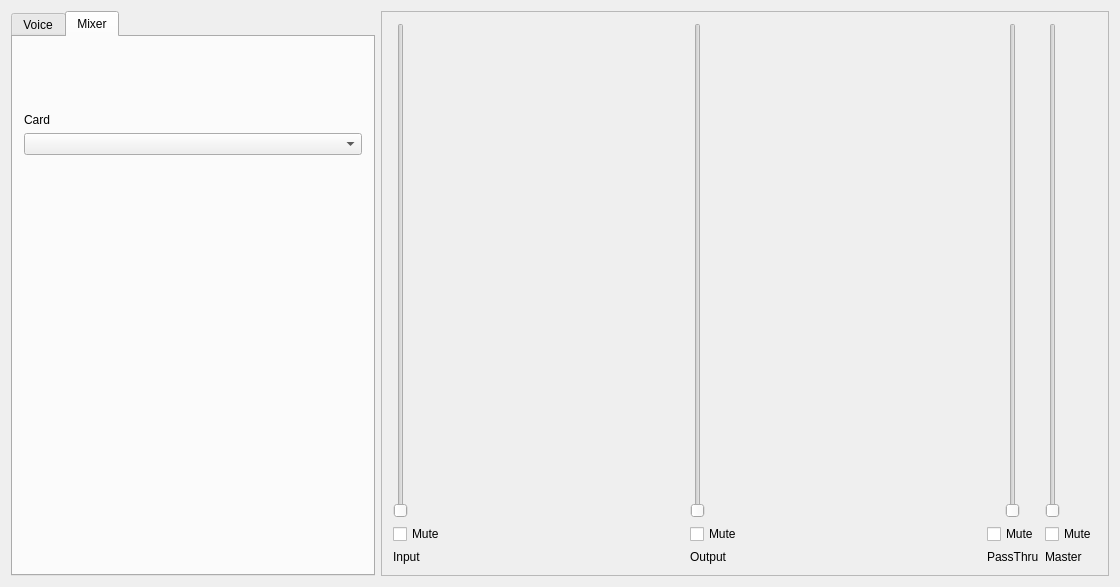
Old version of the form mqt/mqtKeyer/KeyerMain.ui in the repository zsteva/backup-minos2.
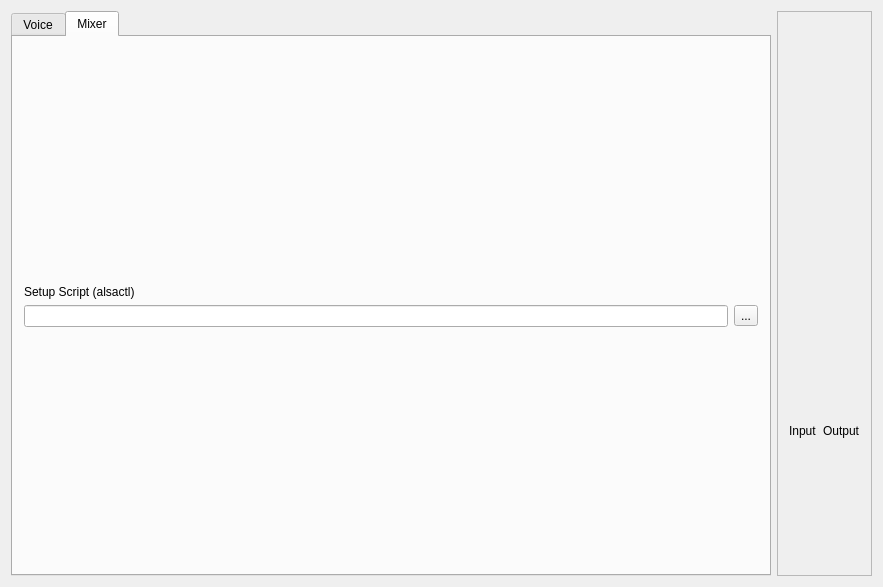
New version of the form. The open tabs and pages were chosen to show the change. Custom widgets are drawn as their Qt base class.

Commit message: Yet another revised setup

```diff
--- a/mqt/mqtKeyer/KeyerMain.ui
+++ b/mqt/mqtKeyer/KeyerMain.ui
@@ -6,7 +6,7 @@
    <rect>
     <x>0</x>
     <y>0</y>
-    <width>1120</width>
+    <width>883</width>
     <height>587</height>
    </rect>
   </property>
@@ -14,7 +14,7 @@
    <string>Minos Voice Keyer</string>
   </property>
   <widget class="QWidget" name="centralWidget">
-   <layout class="QHBoxLayout" name="horizontalLayout" stretch="0,1">
+   <layout class="QHBoxLayout" name="horizontalLayout">
     <item>
      <widget class="QTabWidget" name="KeyerTabs">
       <property name="currentIndex">
@@ -296,64 +296,48 @@
        <attribute name="title">
         <string>Mixer</string>
        </attribute>
-       <layout class="QVBoxLayout" name="verticalLayout_6">
+       <layout class="QVBoxLayout" name="verticalLayout_5">
         <item>
-         <layout class="QHBoxLayout" name="horizontalLayout_17">
+         <layout class="QHBoxLayout" name="horizontalLayout_17"/>
+        </item>
+        <item>
+         <spacer name="verticalSpacer">
+          <property name="orientation">
+           <enum>Qt::Vertical</enum>
+          </property>
+          <property name="sizeHint" stdset="0">
+           <size>
+            <width>20</width>
+            <height>21</height>
+           </size>
+          </property>
+         </spacer>
+        </item>
+        <item>
+         <layout class="QVBoxLayout" name="verticalLayout_4">
           <item>
-           <layout class="QVBoxLayout" name="verticalLayout_14">
+           <widget class="QLabel" name="label">
+            <property name="text">
+             <string>Setup Script (alsactl)</string>
+            </property>
+           </widget>
+          </item>
+          <item>
+           <layout class="QHBoxLayout" name="horizontalLayout_10">
             <item>
-             <spacer name="verticalSpacer_2">
-              <property name="orientation">
-               <enum>Qt::Vertical</enum>
-              </property>
-              <property name="sizeHint" stdset="0">
-               <size>
-                <width>20</width>
-                <height>40</height>
-               </size>
-              </property>
-             </spacer>
+             <widget class="QLineEdit" name="setupScriptEdit"/>
             </item>
             <item>
-             <widget class="QLabel" name="label_18">
+             <widget class="QToolButton" name="setupBrowseButton">
               <property name="text">
-               <string>Card</string>
+               <string>...</string>
               </property>
              </widget>
             </item>
-            <item>
-             <widget class="QComboBox" name="cardCombo"/>
-            </item>
-            <item>
-             <spacer name="verticalSpacer_3">
-              <property name="orientation">
-               <enum>Qt::Vertical</enum>
-              </property>
-              <property name="sizeHint" stdset="0">
-               <size>
-                <width>20</width>
-                <height>40</height>
-               </size>
-              </property>
-             </spacer>
-            </item>
            </layout>
           </item>
          </layout>
         </item>
-        <item>
-         <spacer name="verticalSpacer">
-          <property name="orientation">
-           <enum>Qt::Vertical</enum>
-          </property>
-          <property name="sizeHint" stdset="0">
-           <size>
-            <width>20</width>
-            <height>21</height>
-           </size>
-          </property>
-         </spacer>
-        </item>
         <item>
          <spacer name="verticalSpacer_4">
           <property name="orientation">
@@ -379,29 +363,11 @@
       <property name="frameShadow">
        <enum>QFrame::Raised</enum>
       </property>
-      <layout class="QHBoxLayout" name="horizontalLayout_16">
+      <layout class="QHBoxLayout" name="horizontalLayout_2">
        <item>
-        <layout class="QVBoxLayout" name="verticalLayout_3">
+        <layout class="QVBoxLayout" name="verticalLayout">
          <item>
-          <layout class="QHBoxLayout" name="horizontalLayout_2">
-           <item>
-            <widget class="QSlider" name="inputLevelSlider">
-             <property name="orientation">
-              <enum>Qt::Vertical</enum>
-             </property>
-            </widget>
-           </item>
-           <item>
-            <widget class="LevelMeter" name="inputLevelMeter" native="true"/>
-           </item>
-          </layout>
-         </item>
-         <item>
-          <widget class="QCheckBox" name="inputMute">
-           <property name="text">
-            <string>Mute</string>
-           </property>
-          </widget>
+          <widget class="LevelMeter" name="inputLevelMeter" native="true"/>
          </item>
          <item>
           <widget class="QLabel" name="label_8">
@@ -413,40 +379,9 @@
         </layout>
        </item>
        <item>
-        <spacer name="horizontalSpacer">
-         <property name="orientation">
-          <enum>Qt::Horizontal</enum>
-         </property>
-         <property name="sizeHint" stdset="0">
-          <size>
-           <width>40</width>
-           <height>20</height>
-          </size>
-         </property>
-        </spacer>
-       </item>
-       <item>
-        <layout class="QVBoxLayout" name="verticalLayout_4">
+        <layout class="QVBoxLayout" name="verticalLayout_3">
          <item>
-          <layout class="QHBoxLayout" name="horizontalLayout_10">
-           <item>
-            <widget class="QSlider" name="outputLevelSlider">
-             <property name="orientation">
-              <enum>Qt::Vertical</enum>
-             </property>
-            </widget>
-           </item>
-           <item>
-            <widget class="LevelMeter" name="outputLevelMeter" native="true"/>
-           </item>
-          </layout>
-         </item>
-         <item>
-          <widget class="QCheckBox" name="outputMute">
-           <property name="text">
-            <string>Mute</string>
-           </property>
-          </widget>
+          <widget class="LevelMeter" name="outputLevelMeter" native="true"/>
          </item>
          <item>
           <widget class="QLabel" name="label_9">
@@ -457,80 +392,6 @@
          </item>
         </layout>
        </item>
-       <item>
-        <spacer name="horizontalSpacer_2">
-         <property name="orientation">
-          <enum>Qt::Horizontal</enum>
-         </property>
-         <property name="sizeHint" stdset="0">
-          <size>
-           <width>40</width>
-           <height>20</height>
-          </size>
-         </property>
-        </spacer>
-       </item>
-       <item>
-        <layout class="QVBoxLayout" name="verticalLayout_5">
-         <item>
-          <layout class="QHBoxLayout" name="horizontalLayout_11">
-           <item>
-            <widget class="QSlider" name="passthruLevelSlider">
-             <property name="orientation">
-              <enum>Qt::Vertical</enum>
-             </property>
-            </widget>
-           </item>
-          </layout>
-         </item>
-         <item>
-          <widget class="QCheckBox" name="passthruMute">
-           <property name="text">
-            <string>Mute</string>
-           </property>
-          </widget>
-         </item>
-         <item>
-          <widget class="QLabel" name="label_10">
-           <property name="text">
-            <string>PassThru</string>
-           </property>
-          </widget>
-         </item>
-        </layout>
-       </item>
-       <item>
-        <layout class="QVBoxLayout" name="verticalLayout_7">
-         <item>
-          <layout class="QHBoxLayout" name="horizontalLayout_12">
-           <item>
-            <widget class="QSlider" name="masterLevelSlider">
-             <property name="orientation">
-              <enum>Qt::Vertical</enum>
-             </property>
-            </widget>
-           </item>
-           <item>
-            <widget class="LevelMeter" name="masterLevelMeter" native="true"/>
-           </item>
-          </layout>
-         </item>
-         <item>
-          <widget class="QCheckBox" name="masterMute">
-           <property name="text">
-            <string>Mute</string>
-           </property>
-          </widget>
-         </item>
-         <item>
-          <widget class="QLabel" name="label_11">
-           <property name="text">
-            <string>Master</string>
-           </property>
-          </widget>
-         </item>
-        </layout>
-       </item>
       </layout>
      </widget>
     </item>
```
Left out of the diff: 2 changed lines with no effect on the pictures. The commit also changes 8 other files.
